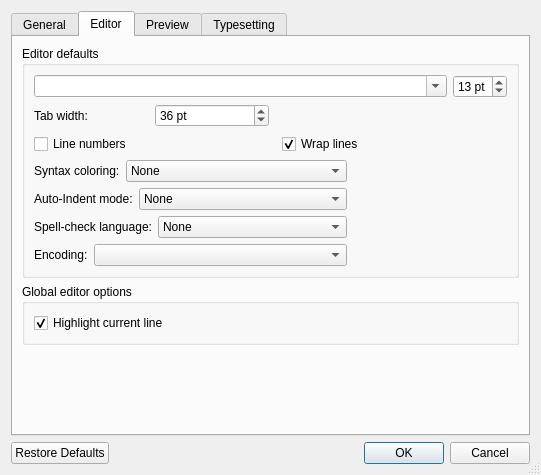
This is src/PrefsDialog.ui in Sharpie/TeXworks as Qt 5 draws it before an edit. The edited form follows.
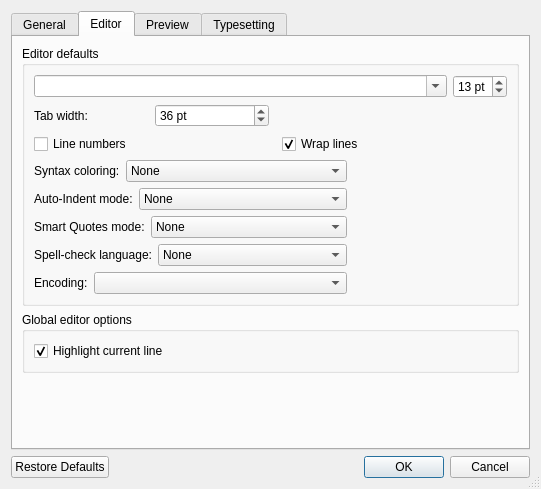
This is the edited form. The open tabs and pages were chosen to show the change. Icons and pictures are not drawn.

Commit message: add Smart Quotes mode to editor prefs (patch from philipp.kirchhofer, issue 185)

```diff
--- a/src/PrefsDialog.ui
+++ b/src/PrefsDialog.ui
@@ -7,7 +7,7 @@
     <x>0</x>
     <y>0</y>
     <width>541</width>
-    <height>475</height>
+    <height>489</height>
    </rect>
   </property>
   <property name="windowTitle">
@@ -356,6 +356,45 @@
            </layout>
           </item>
           <item row="5" column="0">
+           <layout class="QHBoxLayout" name="horizontalLayout_7">
+            <item>
+             <widget class="QLabel" name="label_9">
+              <property name="text">
+               <string>Smart Quotes mode:</string>
+              </property>
+             </widget>
+            </item>
+            <item>
+             <widget class="QComboBox" name="smartQuotes">
+              <property name="sizePolicy">
+               <sizepolicy hsizetype="MinimumExpanding" vsizetype="Fixed">
+                <horstretch>1</horstretch>
+                <verstretch>0</verstretch>
+               </sizepolicy>
+              </property>
+              <item>
+               <property name="text">
+                <string>None</string>
+               </property>
+              </item>
+             </widget>
+            </item>
+            <item>
+             <spacer name="horizontalSpacer_7">
+              <property name="orientation">
+               <enum>Qt::Horizontal</enum>
+              </property>
+              <property name="sizeHint" stdset="0">
+               <size>
+                <width>160</width>
+                <height>20</height>
+               </size>
+              </property>
+             </spacer>
+            </item>
+           </layout>
+          </item>
+          <item row="6" column="0">
            <layout class="QHBoxLayout" name="horizontalLayout_4">
             <item>
              <widget class="QLabel" name="label_6">
@@ -394,7 +433,7 @@
             </item>
            </layout>
           </item>
-          <item row="6" column="0">
+          <item row="7" column="0">
            <layout class="QHBoxLayout" name="horizontalLayout_5">
             <item>
              <widget class="QLabel" name="label_2">
```
Left out of the diff: 4 changed lines with no effect on the pictures. The commit also changes 1 other file.
